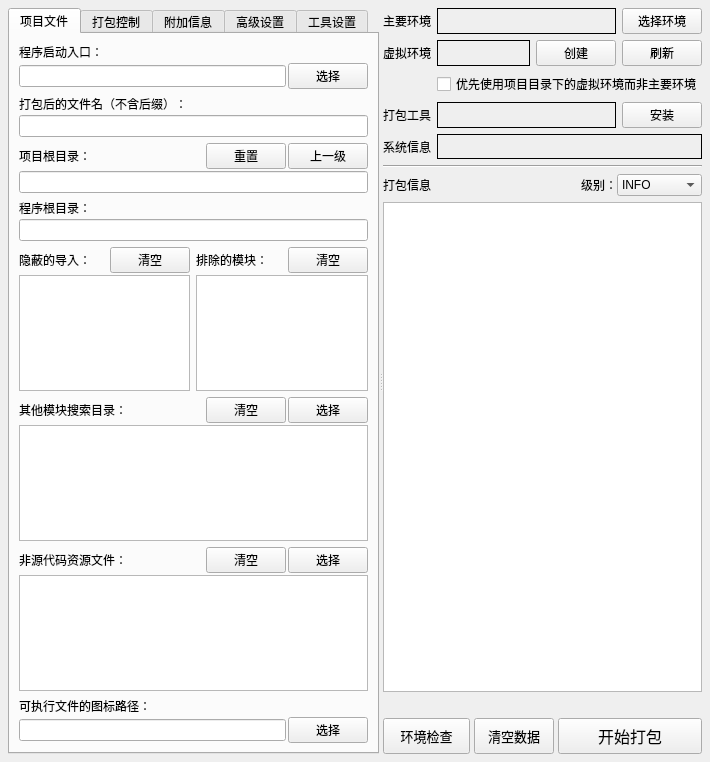
Qt form source/awespykit/ui/pyinstaller_tool.ui (hrpzcf/AwesomePyKit) before a commit.
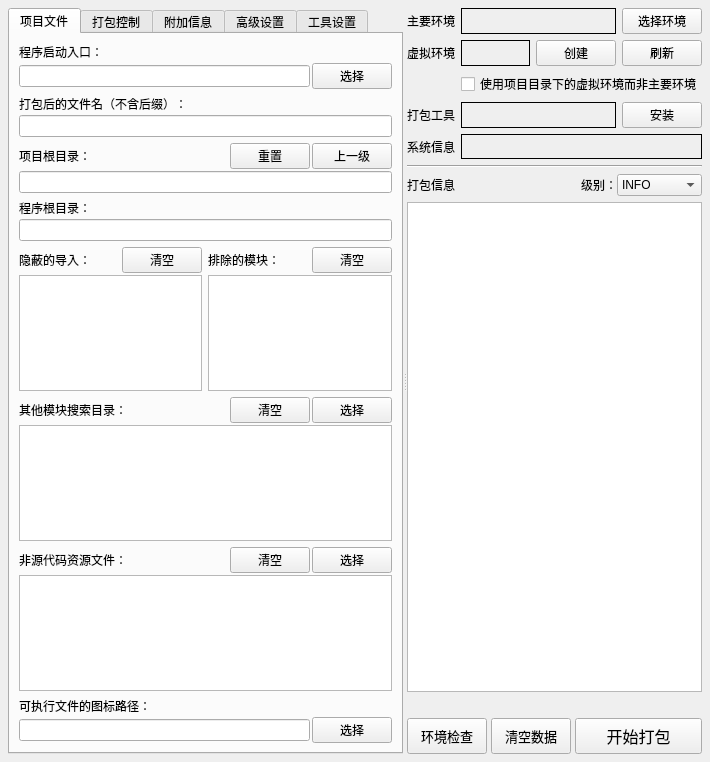
The same form after that commit.

Commit message: 程序打包工具更新： 1. 主要环境无效时不再显示版本信息 2. “优先使用虚拟环境”复选框去掉“优先”防止歧义 3. 代码健壮性更新

```diff
--- a/source/awespykit/ui/pyinstaller_tool.ui
+++ b/source/awespykit/ui/pyinstaller_tool.ui
@@ -1297,7 +1297,7 @@
 如果项目目录下没有虚拟环境，则弹出菜单询问：使用主环境、创建虚拟环境、取消。</string>
             </property>
             <property name="text">
-             <string>优先使用项目目录下的虚拟环境而非主要环境</string>
+             <string>使用项目目录下的虚拟环境而非主要环境</string>
             </property>
            </widget>
           </item>
```
The commit also changes 5 other files.
